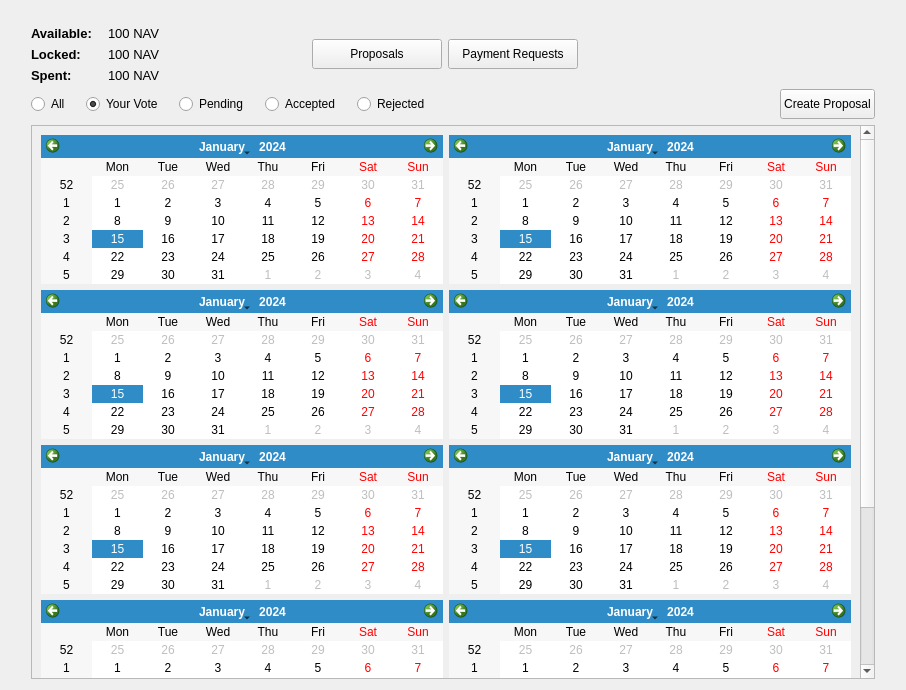
navcoin/navcoin-core, file src/qt/communityfundpage.ui: the form before one commit.
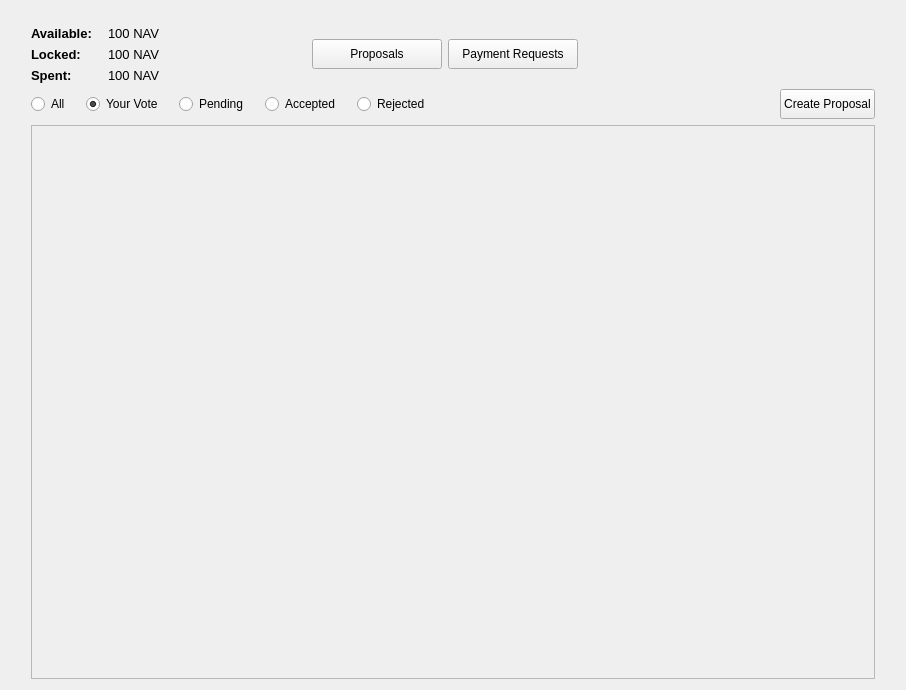
The form after the commit.

Commit message: changed display widgets to more accurately represent proposals

The edit to the form file:
```diff
--- a/src/qt/communityfundpage.ui
+++ b/src/qt/communityfundpage.ui
@@ -507,40 +507,13 @@
            <rect>
             <x>0</x>
             <y>0</y>
-            <width>832</width>
-            <height>822</height>
+            <width>846</width>
+            <height>534</height>
            </rect>
           </property>
           <layout class="QGridLayout" name="gridLayout_2">
-           <item row="2" column="0">
-            <widget class="QCalendarWidget" name="calendarWidget_3"/>
-           </item>
-           <item row="1" column="0">
-            <widget class="QCalendarWidget" name="calendarWidget"/>
-           </item>
-           <item row="2" column="1">
-            <widget class="QCalendarWidget" name="calendarWidget_4"/>
-           </item>
-           <item row="3" column="0">
-            <widget class="QCalendarWidget" name="calendarWidget_5"/>
-           </item>
-           <item row="1" column="1">
-            <widget class="QCalendarWidget" name="calendarWidget_2"/>
-           </item>
-           <item row="4" column="0">
-            <widget class="QCalendarWidget" name="calendarWidget_7"/>
-           </item>
-           <item row="4" column="1">
-            <widget class="QCalendarWidget" name="calendarWidget_8"/>
-           </item>
-           <item row="3" column="1">
-            <widget class="QCalendarWidget" name="calendarWidget_6"/>
-           </item>
-           <item row="5" column="0">
-            <widget class="QCalendarWidget" name="calendarWidget_9"/>
-           </item>
-           <item row="5" column="1">
-            <widget class="QCalendarWidget" name="calendarWidget_10"/>
+           <item row="0" column="0">
+            <layout class="QGridLayout" name="gridLayout"/>
            </item>
           </layout>
          </widget>
```
The commit also changes 2 other files.
